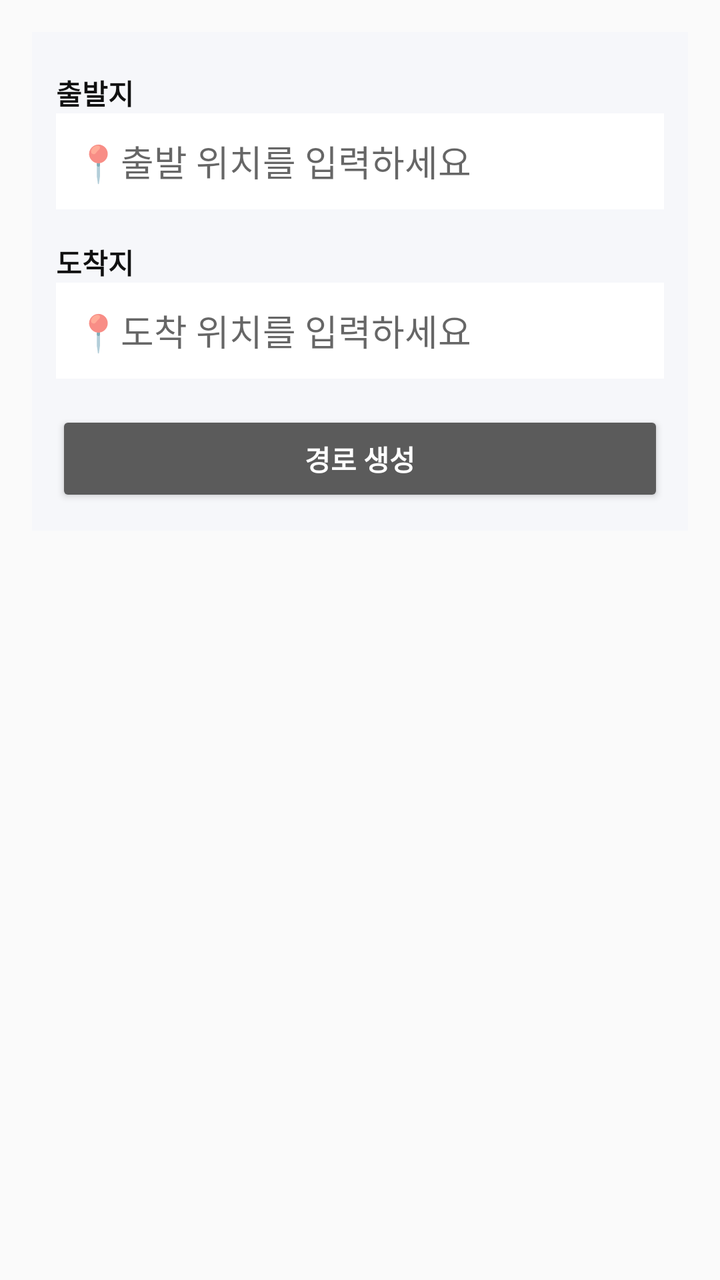
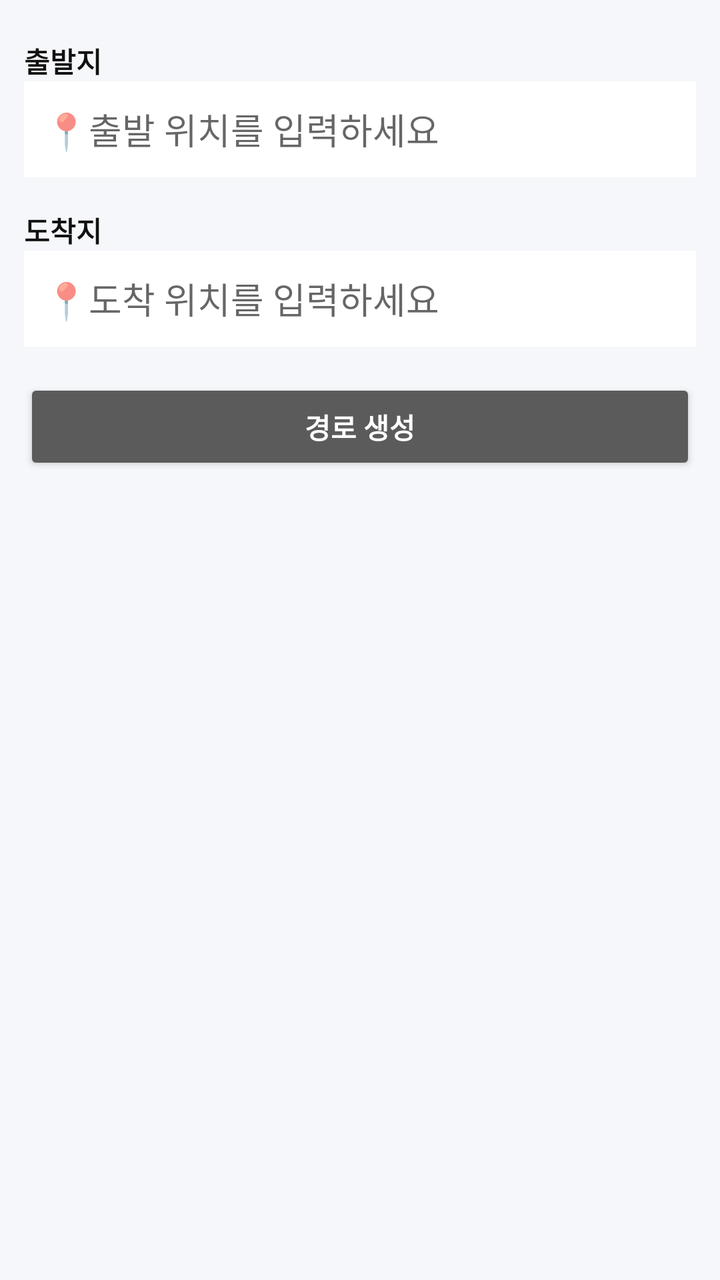

Screens rendered from an Android XML layout before and after an edit, with the pre-edit source and the edit as a unified diff.
<!-- AndroidManifest.xml: application theme Theme.SmartHandle -->
<!-- res/layout/fragment_find_route.xml -->
<?xml version="1.0" encoding="utf-8"?>
<ScrollView xmlns:android="http://schemas.android.com/apk/res/android"
    android:layout_width="match_parent"
    android:layout_height="match_parent"
    android:padding="16dp"
    android:descendantFocusability="afterDescendants"
    android:focusableInTouchMode="true"
    android:background="#FAFAFA">

    <LinearLayout
        android:orientation="vertical"
        android:layout_width="match_parent"
        android:layout_height="wrap_content"
        android:padding="12dp"
        android:background="#F6F7FA">

        <TextView
            android:text="출발지"
            android:textColor="#111111"
            android:textStyle="bold"
            android:textSize="14sp"
            android:layout_marginTop="8dp"
            android:layout_width="wrap_content"
            android:layout_height="wrap_content" />

        <EditText
            android:id="@+id/etStart"
            android:hint="📍출발 위치를 입력하세요"
            android:background="#FFFFFF"
            android:padding="10dp"
            android:layout_width="match_parent"
            android:layout_height="48dp" />

        <TextView
            android:text="도착지"
            android:textColor="#111111"
            android:textStyle="bold"
            android:textSize="14sp"
            android:layout_marginTop="16dp"
            android:layout_width="wrap_content"
            android:layout_height="wrap_content" />

        <EditText
            android:id="@+id/etEnd"
            android:hint="📍도착 위치를 입력하세요"
            android:background="#FFFFFF"
            android:padding="10dp"
            android:layout_width="match_parent"
            android:layout_height="48dp" />

        <Button
            android:id="@+id/btnGenerateRoute"
            android:text="경로 생성"
            android:layout_marginTop="16dp"
            android:layout_width="match_parent"
            android:layout_height="48dp"
            android:backgroundTint="#5B5B5B"
            android:textColor="#FFFFFF"
            android:textStyle="bold" />
    </LinearLayout>
</ScrollView>
<!-- resources referenced by this layout -->
<resources>
  <style name="Theme.SmartHandle" parent="Theme.MaterialComponents.DayNight.NoActionBar">
          <item name="colorPrimary">#000000</item>
          <item name="colorOnPrimary">#FFFFFF</item>
          <item name="android:statusBarColor">?attr/colorPrimary</item>
      </style>
</resources>

<!-- the commit's change to res/layout/fragment_find_route.xml (unified diff, before → after) -->
@@ -1,11 +1,13 @@
 <?xml version="1.0" encoding="utf-8"?>
-<ScrollView xmlns:android="http://schemas.android.com/apk/res/android"
+<ScrollView
+    xmlns:android="http://schemas.android.com/apk/res/android"
     android:layout_width="match_parent"
     android:layout_height="match_parent"
-    android:padding="16dp"
-    android:descendantFocusability="afterDescendants"
     android:focusableInTouchMode="true"
+    android:descendantFocusability="beforeDescendants"
+    android:fillViewport="true"
     android:background="#FAFAFA">
+
 
     <LinearLayout
         android:orientation="vertical"
@@ -29,7 +31,9 @@
             android:background="#FFFFFF"
             android:padding="10dp"
             android:layout_width="match_parent"
-            android:layout_height="48dp" />
+            android:layout_height="48dp"
+            android:focusable="true"
+            android:focusableInTouchMode="true"/>
 
         <TextView
             android:text="도착지"
@@ -46,7 +50,9 @@
             android:background="#FFFFFF"
             android:padding="10dp"
             android:layout_width="match_parent"
-            android:layout_height="48dp" />
+            android:layout_height="48dp"
+            android:focusable="true"
+            android:focusableInTouchMode="true"/>
 
         <Button
             android:id="@+id/btnGenerateRoute"
